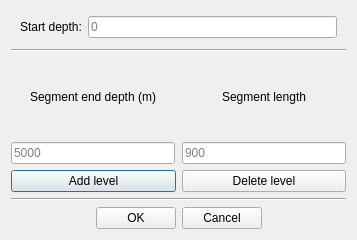
First picture: the form in resources/qtdesigner_ui/bottom_profile_complex.ui, repository MZolot/ITMS, before the edit.
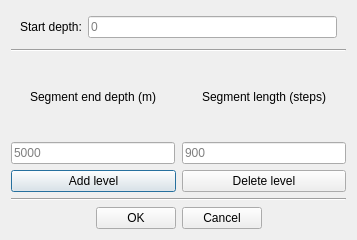
Second picture: the form after the edit.

Diff of the .ui file:
```diff
--- a/resources/qtdesigner_ui/bottom_profile_complex.ui
+++ b/resources/qtdesigner_ui/bottom_profile_complex.ui
@@ -139,7 +139,7 @@
             </font>
            </property>
            <property name="text">
-            <string>Segment length</string>
+            <string>Segment length (steps)</string>
            </property>
            <property name="alignment">
             <set>Qt::AlignCenter</set>
```
